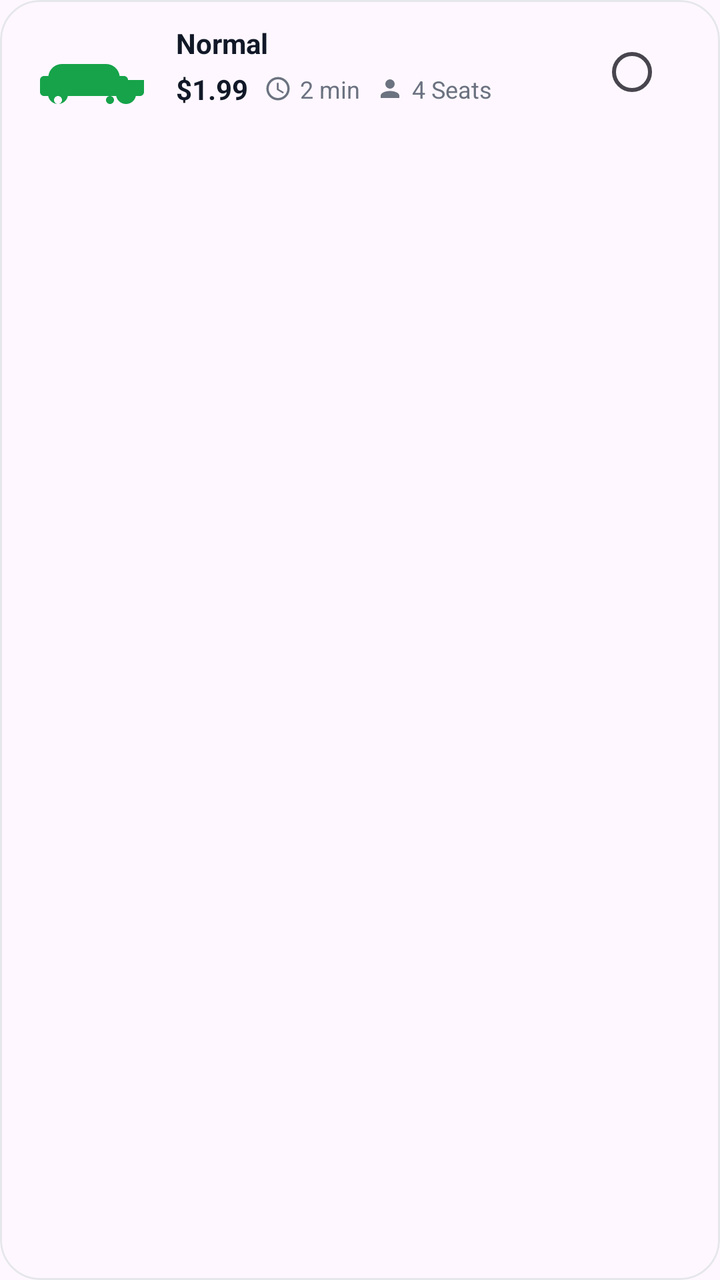
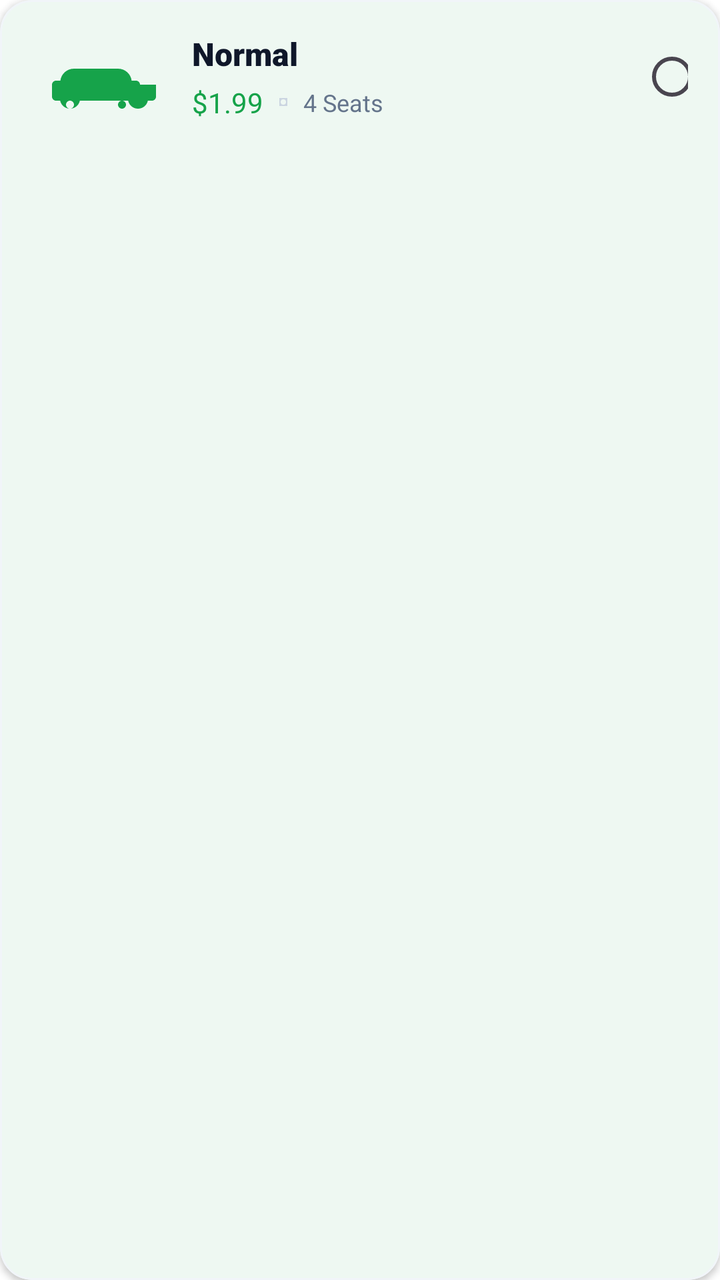

Before-and-after screenshots of an Android layout around one commit, followed by the original layout XML and the change that was made.
<!-- AndroidManifest.xml: application theme Theme.GoRide -->
<!-- res/layout/item_vehicle.xml -->
<?xml version="1.0" encoding="utf-8"?>
<com.google.android.material.card.MaterialCardView xmlns:android="http://schemas.android.com/apk/res/android"
    xmlns:app="http://schemas.android.com/apk/res-auto"
    xmlns:tools="http://schemas.android.com/tools"
    android:id="@+id/vehicleCard"
    android:layout_width="match_parent"
    android:layout_height="wrap_content"
    android:layout_marginBottom="12dp"
    app:cardCornerRadius="20dp"
    app:cardElevation="0dp"
    app:strokeColor="@color/gray_200"
    app:strokeWidth="1dp">

    <androidx.constraintlayout.widget.ConstraintLayout
        android:layout_width="match_parent"
        android:layout_height="wrap_content"
        android:padding="12dp">

        <ImageView
            android:id="@+id/ivVehicle"
            android:layout_width="60dp"
            android:layout_height="40dp"
            android:scaleType="centerInside"
            android:src="@drawable/ic_car_placeholder"
            app:layout_constraintBottom_toBottomOf="parent"
            app:layout_constraintStart_toStartOf="parent"
            app:layout_constraintTop_toTopOf="parent" />

        <TextView
            android:id="@+id/tvVehicleName"
            android:layout_width="wrap_content"
            android:layout_height="wrap_content"
            android:layout_marginStart="16dp"
            android:text="Normal"
            android:textColor="@color/gray_900"
            android:textSize="14sp"
            android:textStyle="bold"
            app:layout_constraintStart_toEndOf="@id/ivVehicle"
            app:layout_constraintTop_toTopOf="parent" />

        <LinearLayout
            android:id="@+id/infoLayout"
            android:layout_width="wrap_content"
            android:layout_height="wrap_content"
            android:layout_marginTop="4dp"
            android:gravity="center_vertical"
            android:orientation="horizontal"
            app:layout_constraintStart_toStartOf="@id/tvVehicleName"
            app:layout_constraintTop_toBottomOf="@id/tvVehicleName">

            <TextView
                android:id="@+id/tvPrice"
                android:layout_width="wrap_content"
                android:layout_height="wrap_content"
                android:text="$1.99"
                android:textColor="@color/gray_900"
                android:textSize="14sp"
                android:textStyle="bold" />

            <ImageView
                android:layout_width="14dp"
                android:layout_height="14dp"
                android:layout_marginStart="8dp"
                android:src="@drawable/ic_clock"
                app:tint="@color/gray_500" />

            <TextView
                android:id="@+id/tvEta"
                android:layout_width="wrap_content"
                android:layout_height="wrap_content"
                android:layout_marginStart="4dp"
                android:text="2 min"
                android:textColor="@color/gray_500"
                android:textSize="12sp" />

            <ImageView
                android:layout_width="14dp"
                android:layout_height="14dp"
                android:layout_marginStart="8dp"
                android:src="@drawable/ic_person"
                app:tint="@color/gray_500" />

            <TextView
                android:id="@+id/tvSeats"
                android:layout_width="wrap_content"
                android:layout_height="wrap_content"
                android:layout_marginStart="4dp"
                android:text="4 Seats"
                android:textColor="@color/gray_500"
                android:textSize="12sp" />
        </LinearLayout>

        <RadioButton
            android:id="@+id/rbSelect"
            android:layout_width="wrap_content"
            android:layout_height="wrap_content"
            android:clickable="false"
            android:focusable="false"
            app:layout_constraintBottom_toBottomOf="parent"
            app:layout_constraintEnd_toEndOf="parent"
            app:layout_constraintTop_toTopOf="parent" />

        <TextView
            android:id="@+id/tvPopular"
            android:layout_width="wrap_content"
            android:layout_height="wrap_content"
            android:background="@drawable/bg_popular_tag"
            android:paddingHorizontal="8dp"
            android:paddingVertical="2dp"
            android:text="Popular"
            android:textColor="@color/white"
            android:textSize="10sp"
            android:visibility="gone"
            app:layout_constraintBottom_toTopOf="@id/rbSelect"
            app:layout_constraintEnd_toEndOf="parent"
            tools:visibility="visible" />

    </androidx.constraintlayout.widget.ConstraintLayout>
</com.google.android.material.card.MaterialCardView>
<!-- resources referenced by this layout -->
<resources>
  <color name="gray_200">#E5E7EB</color>
  <color name="gray_500">#6B7280</color>
  <color name="gray_900">#111827</color>
  <color name="white">#FFFFFFFF</color>
  <!-- drawable bg_popular_tag (drawable) -->
  <?xml version="1.0" encoding="utf-8"?>
  <shape xmlns:android="http://schemas.android.com/apk/res/android">
      <solid android:color="#001B3D" />
      <corners android:radius="4dp" />
  </shape>
  <!-- drawable ic_car_placeholder (drawable) -->
  <vector xmlns:android="http://schemas.android.com/apk/res/android"
      android:width="60dp"
      android:height="40dp"
      android:viewportWidth="60"
      android:viewportHeight="40">
      <path
          android:fillColor="@color/primary"
          android:pathData="M52,24c0,-1.1 -0.9,-2 -2,-2h-2.18c-0.42,-3.39 -3.3,-6 -6.82,-6H19c-3.52,0 -6.4,2.61 -6.82,6H10c-1.1,0 -2,0.9 -2,2v6c0,1.1 0.9,2 2,2h2.08c0.46,2.28 2.48,4 4.92,4s4.46,-1.72 4.92,-4h24.16c0.46,2.28 2.48,4 4.92,4s4.46,-1.72 4.92,-4H58c1.1,0 2,-0.9 2,-2V24h-8zM17,36c-1.1,0 -2,-0.9 -2,-2s0.9,-2 2,-2 2,0.9 2,2 -0.9,2 -2,2zM43,36c-1.1,0 -2,-0.9 -2,-2s0.9,-2 2,-2 2,0.9 2,2 -0.9,2 -2,2z" />
  </vector>
  <!-- drawable ic_clock (drawable) -->
  <vector xmlns:android="http://schemas.android.com/apk/res/android"
      android:width="24dp"
      android:height="24dp"
      android:viewportWidth="24"
      android:viewportHeight="24">
      <path
          android:fillColor="@color/gray_500"
          android:pathData="M11.99,2C6.47,2 2,6.48 2,12s4.47,10 9.99,10C17.52,22 22,17.52 22,12S17.52,2 11.99,2zM12,20c-4.42,0 -8,-3.58 -8,-8s3.58,-8 8,-8s8,3.58 8,8S16.42,20 12,20zM12.5,7H11v6l5.25,3.15l0.75,-1.23l-4.5,-2.67V7z" />
  </vector>
  <!-- drawable ic_person (drawable) -->
  <vector xmlns:android="http://schemas.android.com/apk/res/android"
      android:width="24dp"
      android:height="24dp"
      android:viewportWidth="24"
      android:viewportHeight="24">
      <path
          android:fillColor="@color/gray_500"
          android:pathData="M12,4A4,4 0 0,1 16,8A4,4 0 0,1 12,12A4,4 0 0,1 8,8A4,4 0 0,1 12,4M12,14C16.42,14 20,15.79 20,18V20H4V18C4,15.79 7.58,14 12,14Z" />
  </vector>
  <style name="Theme.GoRide" parent="Theme.Material3.DayNight.NoActionBar">
          
          <item name="colorPrimary">@color/primary</item>
          <item name="colorPrimaryVariant">@color/primary_dark</item>
          <item name="colorOnPrimary">@color/white</item>
          
          <item name="colorSecondary">@color/primary_light</item>
          <item name="colorSecondaryVariant">@color/primary_dark</item>
          <item name="colorOnSecondary">@color/black</item>
          
          <item name="android:statusBarColor">?attr/colorPrimaryVariant</item>
      </style>
  <color name="primary">#16A34A</color>
  <color name="primary_dark">#15803D</color>
  <color name="primary_light">#DCFCE7</color>
  <color name="black">#FF000000</color>
</resources>

<!-- the commit's change to res/layout/item_vehicle.xml (unified diff, before → after) -->
@@ -6,20 +6,20 @@
     android:layout_width="match_parent"
     android:layout_height="wrap_content"
     android:layout_marginBottom="12dp"
-    app:cardCornerRadius="20dp"
-    app:cardElevation="0dp"
-    app:strokeColor="@color/gray_200"
+    app:cardCornerRadius="16dp"
+    app:cardElevation="2dp"
+    app:strokeColor="#F1F5F9"
     app:strokeWidth="1dp">
 
     <androidx.constraintlayout.widget.ConstraintLayout
         android:layout_width="match_parent"
         android:layout_height="wrap_content"
-        android:padding="12dp">
+        android:padding="16dp">
 
         <ImageView
             android:id="@+id/ivVehicle"
-            android:layout_width="60dp"
-            android:layout_height="40dp"
+            android:layout_width="64dp"
+            android:layout_height="44dp"
             android:scaleType="centerInside"
             android:src="@drawable/ic_car_placeholder"
             app:layout_constraintBottom_toBottomOf="parent"
@@ -31,10 +31,10 @@
             android:layout_width="wrap_content"
             android:layout_height="wrap_content"
             android:layout_marginStart="16dp"
+            android:fontFamily="sans-serif-black"
             android:text="Normal"
-            android:textColor="@color/gray_900"
-            android:textSize="14sp"
-            android:textStyle="bold"
+            android:textColor="#0F172A"
+            android:textSize="16sp"
             app:layout_constraintStart_toEndOf="@id/ivVehicle"
             app:layout_constraintTop_toTopOf="parent" />
 
@@ -52,68 +52,37 @@
                 android:id="@+id/tvPrice"
                 android:layout_width="wrap_content"
                 android:layout_height="wrap_content"
+                android:fontFamily="sans-serif-bold"
                 android:text="$1.99"
-                android:textColor="@color/gray_900"
-                android:textSize="14sp"
-                android:textStyle="bold" />
+                android:textColor="@color/primary"
+                android:textSize="14sp" />
 
-            <ImageView
-                android:layout_width="14dp"
-                android:layout_height="14dp"
-                android:layout_marginStart="8dp"
-                android:src="@drawable/ic_clock"
-                app:tint="@color/gray_500" />
-
-            <TextView
-                android:id="@+id/tvEta"
-                android:layout_width="wrap_content"
-                android:layout_height="wrap_content"
-                android:layout_marginStart="4dp"
-                android:text="2 min"
-                android:textColor="@color/gray_500"
-                android:textSize="12sp" />
-
-            <ImageView
-                android:layout_width="14dp"
-                android:layout_height="14dp"
-                android:layout_marginStart="8dp"
-                android:src="@drawable/ic_person"
-                app:tint="@color/gray_500" />
+            <View
+                android:layout_width="4dp"
+                android:layout_height="4dp"
+                android:layout_marginHorizontal="8dp"
+                android:background="@drawable/circle_gray"
+                android:backgroundTint="#CBD5E1" />
 
             <TextView
                 android:id="@+id/tvSeats"
                 android:layout_width="wrap_content"
                 android:layout_height="wrap_content"
-                android:layout_marginStart="4dp"
                 android:text="4 Seats"
-                android:textColor="@color/gray_500"
+                android:textColor="#64748B"
                 android:textSize="12sp" />
         </LinearLayout>
 
         <RadioButton
             android:id="@+id/rbSelect"
-            android:layout_width="wrap_content"
-            android:layout_height="wrap_content"
+            android:layout_width="24dp"
+            android:layout_height="24dp"
+            android:buttonTint="@color/primary"
             android:clickable="false"
             android:focusable="false"
             app:layout_constraintBottom_toBottomOf="parent"
             app:layout_constraintEnd_toEndOf="parent"
             app:layout_constraintTop_toTopOf="parent" />
 
-        <TextView
-            android:id="@+id/tvPopular"
-            android:layout_width="wrap_content"
-            android:layout_height="wrap_content"
-            android:background="@drawable/bg_popular_tag"
-            android:paddingHorizontal="8dp"
-            android:paddingVertical="2dp"
-            android:text="Popular"
-            android:textColor="@color/white"
-            android:textSize="10sp"
-            android:visibility="gone"
-            app:layout_constraintBottom_toTopOf="@id/rbSelect"
-            app:layout_constraintEnd_toEndOf="parent"
-            tools:visibility="visible" />
-
     </androidx.constraintlayout.widget.ConstraintLayout>
 </com.google.android.material.card.MaterialCardView>
<!-- resource entries referenced after the edit -->
@@ -1,15 +1,7 @@
 <!-- resources referenced by this layout -->
 <resources>
   <color name="gray_200">#E5E7EB</color>
-  <color name="gray_500">#6B7280</color>
-  <color name="gray_900">#111827</color>
   <color name="white">#FFFFFFFF</color>
-  <!-- drawable bg_popular_tag (drawable) -->
-  <?xml version="1.0" encoding="utf-8"?>
-  <shape xmlns:android="http://schemas.android.com/apk/res/android">
-      <solid android:color="#001B3D" />
-      <corners android:radius="4dp" />
-  </shape>
   <!-- drawable ic_car_placeholder (drawable) -->
   <vector xmlns:android="http://schemas.android.com/apk/res/android"
       android:width="60dp"
@@ -20,27 +12,7 @@
           android:fillColor="@color/primary"
           android:pathData="M52,24c0,-1.1 -0.9,-2 -2,-2h-2.18c-0.42,-3.39 -3.3,-6 -6.82,-6H19c-3.52,0 -6.4,2.61 -6.82,6H10c-1.1,0 -2,0.9 -2,2v6c0,1.1 0.9,2 2,2h2.08c0.46,2.28 2.48,4 4.92,4s4.46,-1.72 4.92,-4h24.16c0.46,2.28 2.48,4 4.92,4s4.46,-1.72 4.92,-4H58c1.1,0 2,-0.9 2,-2V24h-8zM17,36c-1.1,0 -2,-0.9 -2,-2s0.9,-2 2,-2 2,0.9 2,2 -0.9,2 -2,2zM43,36c-1.1,0 -2,-0.9 -2,-2s0.9,-2 2,-2 2,0.9 2,2 -0.9,2 -2,2z" />
   </vector>
-  <!-- drawable ic_clock (drawable) -->
-  <vector xmlns:android="http://schemas.android.com/apk/res/android"
-      android:width="24dp"
-      android:height="24dp"
-      android:viewportWidth="24"
-      android:viewportHeight="24">
-      <path
-          android:fillColor="@color/gray_500"
-          android:pathData="M11.99,2C6.47,2 2,6.48 2,12s4.47,10 9.99,10C17.52,22 22,17.52 22,12S17.52,2 11.99,2zM12,20c-4.42,0 -8,-3.58 -8,-8s3.58,-8 8,-8s8,3.58 8,8S16.42,20 12,20zM12.5,7H11v6l5.25,3.15l0.75,-1.23l-4.5,-2.67V7z" />
-  </vector>
-  <!-- drawable ic_person (drawable) -->
-  <vector xmlns:android="http://schemas.android.com/apk/res/android"
-      android:width="24dp"
-      android:height="24dp"
-      android:viewportWidth="24"
-      android:viewportHeight="24">
-      <path
-          android:fillColor="@color/gray_500"
-          android:pathData="M12,4A4,4 0 0,1 16,8A4,4 0 0,1 12,12A4,4 0 0,1 8,8A4,4 0 0,1 12,4M12,14C16.42,14 20,15.79 20,18V20H4V18C4,15.79 7.58,14 12,14Z" />
-  </vector>
-  <style name="Theme.GoRide" parent="Theme.Material3.DayNight.NoActionBar">
+  <style name="Theme.GoRide" parent="Theme.Material3.Light.NoActionBar">
           
           <item name="colorPrimary">@color/primary</item>
           <item name="colorPrimaryVariant">@color/primary_dark</item>
@@ -51,8 +23,21 @@
           <item name="colorOnSecondary">@color/black</item>
           
           <item name="android:statusBarColor">?attr/colorPrimaryVariant</item>
+  
+          
+          <item name="android:windowBackground">@color/white</item>
+          <item name="colorSurface">@color/white</item>
+          <item name="colorOnSurface">@color/black</item>
       </style>
   <color name="primary">#16A34A</color>
+  <!-- drawable circle_gray (drawable) -->
+  <?xml version="1.0" encoding="utf-8"?>
+  <shape xmlns:android="http://schemas.android.com/apk/res/android"
+      android:shape="ring"
+      android:thickness="4dp"
+      android:useLevel="false">
+      <solid android:color="@color/gray_200" />
+  </shape>
   <color name="primary_dark">#15803D</color>
   <color name="primary_light">#DCFCE7</color>
   <color name="black">#FF000000</color>
